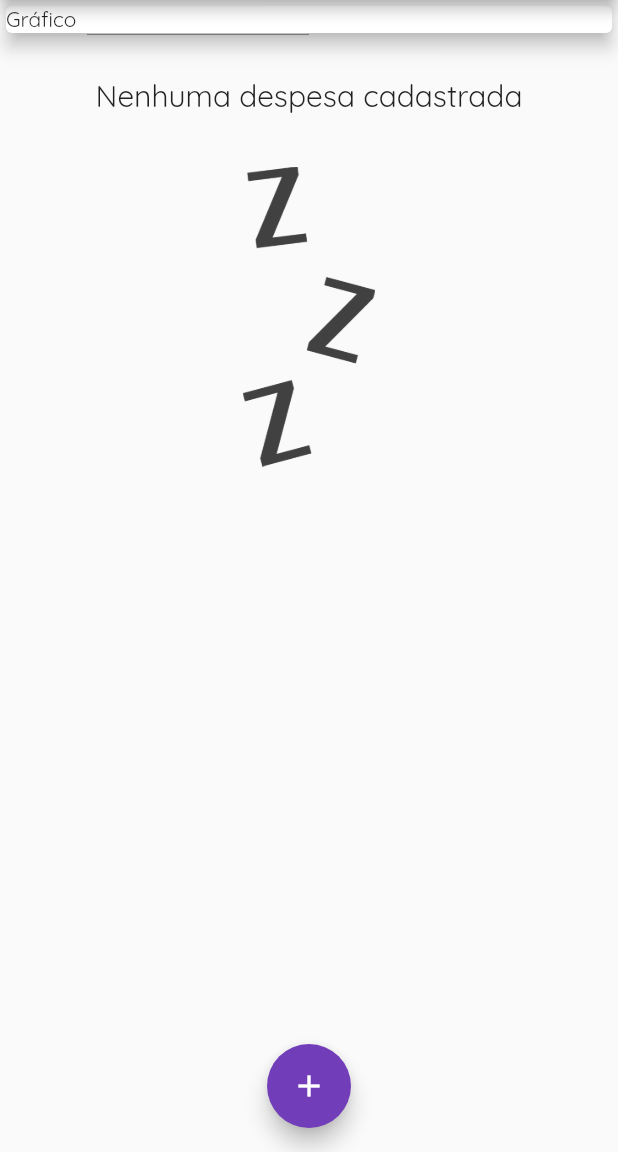
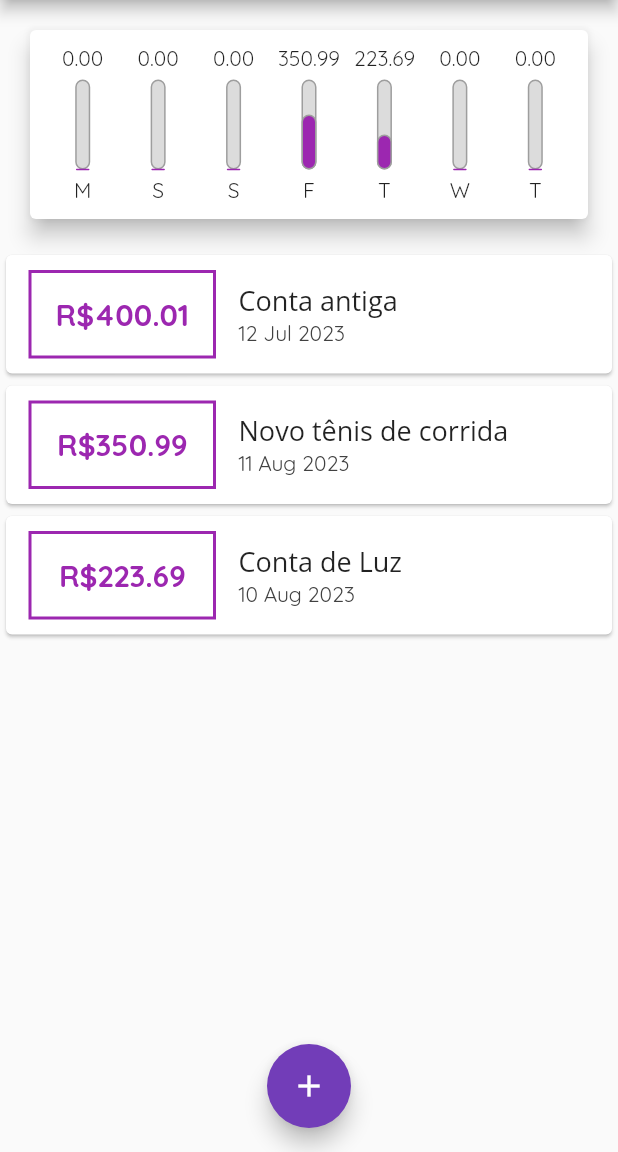
Before and after one commit to muaoliveira/Flutter-Personal-Expenses, a Flutter app: the screen it shows after launch, on a phone screen of 412 x 824 dp, the part 84-1236 px from its top. Run offline on Flutter 3.47's test engine with Material 2 defaults, Android fonts, the phone set to English and light mode, and no system bars.

Commit message:
Add files via upload

```diff
--- a/lib/components/chart.dart
+++ b/lib/components/chart.dart
@@ -3,33 +3,41 @@
 import 'package:flutter/material.dart';
 import 'package:intl/intl.dart';
 import '../models/transaction.dart';
+import 'chart_bar.dart';
 
 class Chart extends StatelessWidget {
   final List<Transaction> recentTransaction;
 
   Chart(this.recentTransaction);
 
-  List<Map<String, Object>> get groupedTransactions {
+  List<Map<String, dynamic>> get groupedTransactions {
     return List.generate(7, (index) {
       final weekDay = DateTime.now().subtract(
         Duration(days: index),
       );
 
       double totalSum = 0.0;
-      for(int i =0; i < recentTransaction.length; i++) {
+      for (int i = 0; i < recentTransaction.length; i++) {
         bool sameDay = recentTransaction[i].date.day == weekDay.day;
         bool sameMonth = recentTransaction[i].date.month == weekDay.month;
         bool sameYear = recentTransaction[i].date.year == weekDay.year;
 
-        if(sameDay && sameMonth && sameYear) {
+        if (sameDay && sameMonth && sameYear) {
           totalSum += recentTransaction[i].value;
         }
       }
-
+      //print(DateFormat.E().format(weekDay)[0]);
+      //print(totalSum);
       return {
         'day': DateFormat.E().format(weekDay)[0],
         'value': totalSum,
       };
+    });
+  }
+
+  double get _weekTotalValue {
+    return groupedTransactions.fold(0.0, (sum, tr) {
+      return sum + tr['value'];
     });
   }
 
@@ -38,8 +46,20 @@ class Chart extends StatelessWidget {
     return Card(
       elevation: 6,
       margin: EdgeInsets.all(20),
-      child: Row(
-        children: [],
+      child: Padding(
+        padding: const EdgeInsets.all(10),
+        child: Row(
+          mainAxisAlignment: MainAxisAlignment.spaceAround,
+          children: groupedTransactions.map((tr) {
+            return Flexible(
+              fit: FlexFit.tight,
+              child: ChartBar(
+                  label: tr['day'].toString(),
+                  value: tr['value'],
+                  percentage: tr['value'] / _weekTotalValue),
+            );
+          }).toList(),
+        ),
       ),
     );
   }
--- /dev/null
+++ b/lib/components/chart_bar.dart
@@ -0,0 +1,58 @@
+// ignore_for_file: prefer_const_constructors
+
+import 'package:flutter/material.dart';
+
+class ChartBar extends StatelessWidget {
+  final String label;
+  final double value;
+  final double percentage;
+
+  ChartBar({
+    required this.label,
+    required this.value,
+    required this.percentage,
+  });
+
+  @override
+  Widget build(BuildContext context) {
+    return Column(
+      children: [
+        FittedBox(
+          child: Text('${value.toStringAsFixed(2)}'),
+        ),
+        SizedBox(height: 5),
+        Container(
+          height: 60,
+          width: 10,
+          child: Stack(
+            alignment: Alignment.bottomCenter,
+            children: [
+              Container(
+                decoration: BoxDecoration(
+                  border: Border.all(
+                    color: Colors.grey,
+                    width: 1.0,
+                  ),
+                  color: Color.fromRGBO(220, 220, 220, 1),
+                  borderRadius: BorderRadius.circular(5),
+                ),
+              ),
+              FractionallySizedBox(
+                heightFactor: percentage,
+                child: Container(
+                  decoration: BoxDecoration(
+                    border: Border.all(color: Colors.grey, width: 1.0),
+                    color: Theme.of(context).colorScheme.primary,
+                    borderRadius: BorderRadius.circular(5),
+                  ),
+                ),
+              )
+            ],
+          ),
+        ),
+        SizedBox(height: 5),
+        Text(label),
+      ],
+    );
+  }
+}
--- a/lib/components/transaction_list.dart
+++ b/lib/components/transaction_list.dart
@@ -54,12 +54,14 @@ class TransactionList extends StatelessWidget {
                 padding: const EdgeInsets.all(15),
                 width: 125,
                 child: Center(
+                  child: FittedBox(
                     child: Text(
                       'R\$${tr.value.toStringAsFixed(2)}',
                       style: TextStyle(
                         fontWeight: FontWeight.bold,
                         color: Theme.of(context).colorScheme.primary,
                         fontSize: 20,
+                      ),
                     ),
                   ),
                 ),
--- a/lib/main.dart
+++ b/lib/main.dart
@@ -4,9 +4,9 @@ import 'package:flutter/material.dart';
 import './components/transaction_forms.dart';
 import './components/transaction_list.dart';
 import '../models/transaction.dart';
+import './components/chart.dart';
 import 'dart:math';
 import 'dart:ui';
-
 
 main() => runApp(expensesApp());
 
@@ -16,8 +16,7 @@ class expensesApp extends StatelessWidget {
     final ThemeData tema = ThemeData();
     return MaterialApp(
       home: myHomePage(),
-      theme:
-      tema.copyWith(
+      theme: tema.copyWith(
         textTheme: Theme.of(context).textTheme.apply(
               fontFamily: 'Quicksand',
             ),
@@ -38,19 +37,35 @@ class myHomePage extends StatefulWidget {
 class _myHomePageState extends State<myHomePage> {
   //String value = "";
   final List<Transaction> _transactions = [
-    /*Transaction(
+    Transaction(
+      id: 't0',
+      title: 'Conta antiga',
+      value: 400.01,
+      date: DateTime.now().subtract(Duration(days: 33)),
+    ),
+    Transaction(
       id: 't1',
       title: 'Novo tênis de corrida',
       value: 350.99,
-      date: DateTime.now(),
+      date: DateTime.now().subtract(Duration(days: 3)),
     ),
     Transaction(
       id: 't2',
       title: 'Conta de Luz',
       value: 223.69,
-      date: DateTime.now(),
-    ),*/
+      date: DateTime.now().subtract(Duration(days: 4)),
+    ),
   ];
+
+  List<Transaction> get _recentTransactions{
+    return _transactions.where((tr) {
+      return tr.date.isAfter(DateTime.now().subtract(
+        Duration(
+          days: 7
+        ),
+      ));
+    }).toList();
+  }
 
   _addTransaction(String title, double value) {
     final newTransaction = Transaction(
@@ -70,8 +85,7 @@ class _myHomePageState extends State<myHomePage> {
         context: context,
         builder: (_) {
           return TransactionForms(_addTransaction);
-      }
-    );
+        });
   }
 
   @override
@@ -87,8 +101,7 @@ class _myHomePageState extends State<myHomePage> {
               fontFamily: 'Opensans',
               fontSize: 20,
               fontWeight: FontWeight.w700,
-        )
-        ),
+            )),
         actions: [
           IconButton(
             onPressed: () => _openTransactionFormModal(context),
@@ -100,12 +113,7 @@ class _myHomePageState extends State<myHomePage> {
         child: Column(
           crossAxisAlignment: CrossAxisAlignment.stretch,
           children: <Widget>[
-            const SizedBox(
-                child: Card(
-                elevation: 5,
-                child: Text('Gráfico'),
-              )
-            ),
+            Chart(_recentTransactions),
             TransactionList(_transactions),
           ],
         ),
```
Lines whose indentation alone changed are shown as unchanged.
